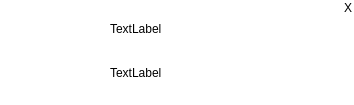
This is app/gui/notification.ui in Nokitoo/Nautiljon-Notifier as Qt 5 draws it before an edit. The edited form follows.
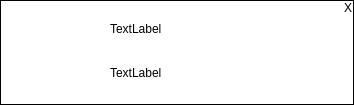
This is the edited form. Icons and pictures are not drawn.

Commit message: Add black borders to notifications

```diff
--- a/app/gui/notification.ui
+++ b/app/gui/notification.ui
@@ -20,7 +20,17 @@
    <string/>
   </property>
   <property name="styleSheet">
-   <string notr="true">*{background-color: white}</string>
+   <string notr="true">*{
+	background-color: white;
+}
+
+QDialog {
+	border: 1px solid black;
+}
+
+#closeNotification {
+	background-color: transparent;
+}</string>
   </property>
   <widget class="QLabel" name="icon">
    <property name="geometry">
```
The commit also changes 1 other file.
